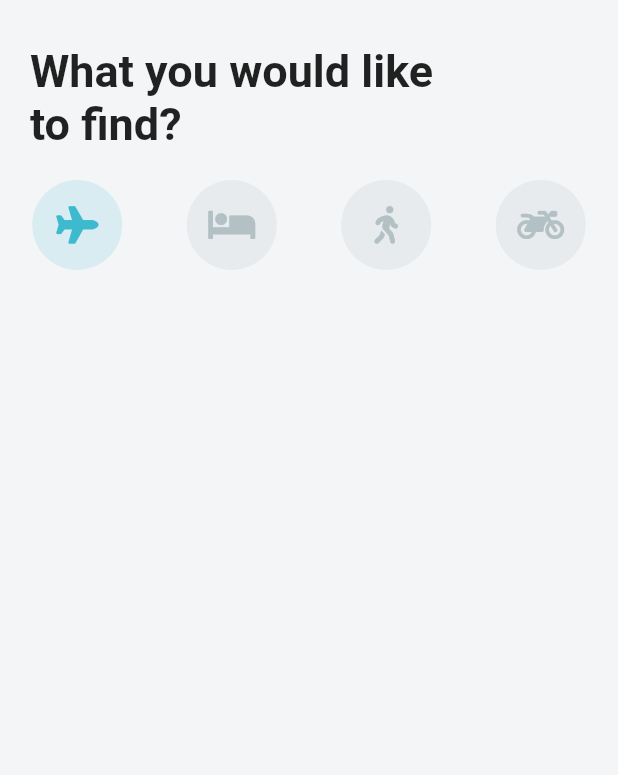
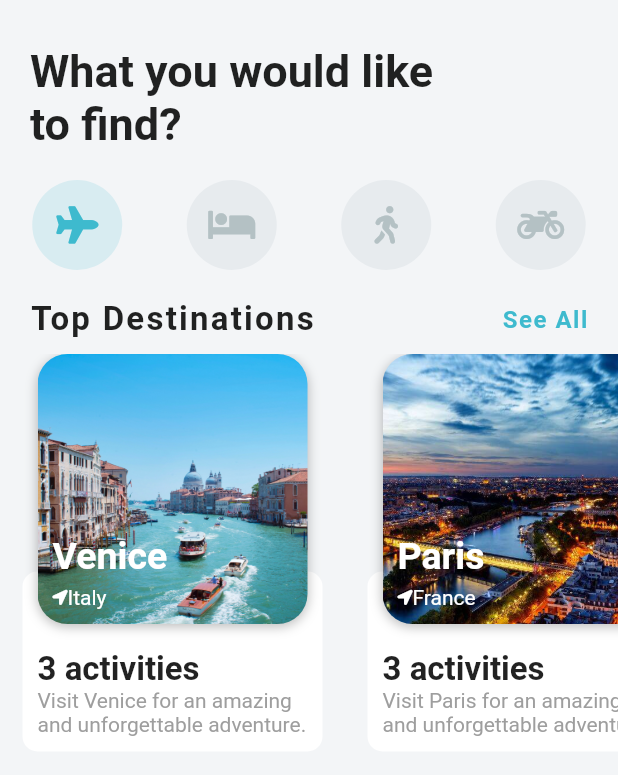
Before and after one commit to GustavoNeri02/travel_ui, a Flutter app: the screen it shows after launch, on a phone screen of 412 x 824 dp. Shown: the top 775 px of the screen. Run offline on Flutter 3.47's test engine with Material 2 defaults, Android fonts, the phone set to English and light mode, and no system bars; our stand-ins replace font_awesome_flutter.

Commit message:
Destination carousel complete. Images url adjusted

```diff
--- a/lib/models/destination_model.dart
+++ b/lib/models/destination_model.dart
@@ -18,7 +18,7 @@ class Destination {
 
 List<Activity> activities = [
   Activity(
-    imageUrl: 'assets/images/stmarksbasilica.jpg',
+    imageUrl: 'images/stmarksbasilica.jpg',
     name: 'St. Mark\'s Basilica',
     type: 'Sightseeing Tour',
     startTimes: ['9:00 am', '11:00 am'],
@@ -26,7 +26,7 @@ List<Activity> activities = [
     price: 30,
   ),
   Activity(
-    imageUrl: 'assets/images/gondola.jpg',
+    imageUrl: 'images/gondola.jpg',
     name: 'Walking Tour and Gonadola Ride',
     type: 'Sightseeing Tour',
     startTimes: ['11:00 pm', '1:00 pm'],
@@ -34,7 +34,7 @@ List<Activity> activities = [
     price: 210,
   ),
   Activity(
-    imageUrl: 'assets/images/murano.jpg',
+    imageUrl: 'images/murano.jpg',
     name: 'Murano and Burano Tour',
     type: 'Sightseeing Tour',
     startTimes: ['12:30 pm', '2:00 pm'],
@@ -45,35 +45,35 @@ List<Activity> activities = [
 
 List<Destination> destinations = [
   Destination(
-    imageUrl: 'assets/images/venice.jpg',
+    imageUrl: 'images/venice.jpg',
     city: 'Venice',
     country: 'Italy',
     description: 'Visit Venice for an amazing and unforgettable adventure.',
     activities: activities,
   ),
   Destination(
-    imageUrl: 'assets/images/paris.jpg',
+    imageUrl: 'images/paris.jpg',
     city: 'Paris',
     country: 'France',
     description: 'Visit Paris for an amazing and unforgettable adventure.',
     activities: activities,
   ),
   Destination(
-    imageUrl: 'assets/images/newdelhi.jpg',
+    imageUrl: 'images/newdelhi.jpg',
     city: 'New Delhi',
     country: 'India',
     description: 'Visit New Delhi for an amazing and unforgettable adventure.',
     activities: activities,
   ),
   Destination(
-    imageUrl: 'assets/images/saopaulo.jpg',
+    imageUrl: 'images/saopaulo.jpg',
     city: 'Sao Paulo',
     country: 'Brazil',
     description: 'Visit Sao Paulo for an amazing and unforgettable adventure.',
     activities: activities,
   ),
   Destination(
-    imageUrl: 'assets/images/newyork.jpg',
+    imageUrl: 'images/newyork.jpg',
     city: 'New York City',
     country: 'United States',
     description: 'Visit New York for an amazing and unforgettable adventure.',
--- a/lib/models/hotel_model.dart
+++ b/lib/models/hotel_model.dart
@@ -14,19 +14,19 @@ class Hotel {
 
 final List<Hotel> hotels = [
   Hotel(
-    imageUrl: 'assets/images/hotel0.jpg',
+    imageUrl: 'images/hotel0.jpg',
     name: 'Hotel 0',
     address: '404 Great St',
     price: 175,
   ),
   Hotel(
-    imageUrl: 'assets/images/hotel1.jpg',
+    imageUrl: 'images/hotel1.jpg',
     name: 'Hotel 1',
     address: '404 Great St',
     price: 300,
   ),
   Hotel(
-    imageUrl: 'assets/images/hotel2.jpg',
+    imageUrl: 'images/hotel2.jpg',
     name: 'Hotel 2',
     address: '404 Great St',
     price: 240,
--- a/lib/screens/home_screen.dart
+++ b/lib/screens/home_screen.dart
@@ -1,5 +1,6 @@
 import 'package:flutter/material.dart';
 import 'package:font_awesome_flutter/font_awesome_flutter.dart';
+import 'package:travel_ui/widgets/destination_carousel.dart';
 
 class HomeScreen extends StatefulWidget {
   @override
@@ -17,7 +18,7 @@ class _HomeScreenState extends State<HomeScreen> {
 
   Widget buildIcon(int index) {
     return GestureDetector(
-      onTap: (){
+      onTap: () {
         setState(() {
           _selected = index;
         });
@@ -26,12 +27,16 @@ class _HomeScreenState extends State<HomeScreen> {
         width: 60,
         height: 60,
         decoration: BoxDecoration(
-            color: _selected == index? Theme.of(context).accentColor: Color(0xffE7EBEE),
+            color: _selected == index
+                ? Theme.of(context).accentColor
+                : Color(0xffE7EBEE),
             borderRadius: BorderRadius.circular(30)),
         child: Icon(
           icons[index],
           size: 25,
-          color: _selected == index? Theme.of(context).primaryColor: Color(0xffb4C1C4),
+          color: _selected == index
+              ? Theme.of(context).primaryColor
+              : Color(0xffb4C1C4),
         ),
       ),
     );
@@ -64,7 +69,10 @@ class _HomeScreenState extends State<HomeScreen> {
                   )
                   .toList(),
             ),
-
+            SizedBox(
+              height: 20,
+            ),
+            DestinationCarousel()
           ],
         ),
       ),
--- /dev/null
+++ b/lib/widgets/destination_carousel.dart
@@ -0,0 +1,150 @@
+import 'package:flutter/material.dart';
+import 'package:font_awesome_flutter/font_awesome_flutter.dart';
+import 'package:travel_ui/models/destination_model.dart';
+
+class DestinationCarousel extends StatelessWidget {
+  const DestinationCarousel({Key key}) : super(key: key);
+
+  @override
+  Widget build(BuildContext context) {
+    return Column(
+      children: [
+        Padding(
+          padding: const EdgeInsets.symmetric(horizontal: 20),
+          child: Row(
+            mainAxisAlignment: MainAxisAlignment.spaceBetween,
+            children: [
+              Text(
+                "Top Destinations",
+                style: TextStyle(
+                    fontSize: 22,
+                    fontWeight: FontWeight.bold,
+                    letterSpacing: 1.5),
+              ),
+              GestureDetector(
+                child: Text(
+                  "See All",
+                  style: TextStyle(
+                      color: Theme.of(context).primaryColor,
+                      fontSize: 16,
+                      fontWeight: FontWeight.w600,
+                      letterSpacing: 1),
+                ),
+                onTap: () {
+                  print("See All");
+                },
+              ),
+            ],
+          ),
+        ),
+        Container(
+          height: 300,
+          child: ListView.builder(
+            scrollDirection: Axis.horizontal,
+            itemCount: destinations.length,
+            itemBuilder: (BuildContext context, int index) {
+              return Container(
+                margin: EdgeInsets.all(10),
+                decoration: BoxDecoration(
+                  borderRadius: BorderRadius.circular(10),
+                ),
+                width: 210,
+                child: Stack(
+                  alignment: Alignment.topCenter,
+                  children: [
+                    Positioned(
+                      bottom: 15,
+                      child: Container(
+                        decoration: BoxDecoration(
+                          color: Colors.white,
+                          borderRadius: BorderRadius.circular(10),
+                        ),
+                        margin: EdgeInsets.symmetric(horizontal: 10),
+                        width: 200,
+                        height: 120,
+                        child: Padding(
+                          padding: const EdgeInsets.all(10.0),
+                          child: Column(
+                            mainAxisAlignment: MainAxisAlignment.end,
+                            crossAxisAlignment: CrossAxisAlignment.start,
+                            children: [
+                              Text(
+                                "${destinations[index].activities.length} activities",
+                                style: TextStyle(
+                                  fontSize: 22,
+                                  fontWeight: FontWeight.w600,
+                                ),
+                              ),
+                              Text(
+                                "${destinations[index].description}",
+                                style: TextStyle(color: Colors.grey),
+                              )
+                            ],
+                          ),
+                        ),
+                      ),
+                    ),
+                    Container(
+                      decoration: BoxDecoration(
+                        borderRadius: BorderRadius.circular(20),
+                        boxShadow: [
+                          BoxShadow(
+                              color: Colors.black26,
+                              offset: Offset(0, 2),
+                              blurRadius: 6)
+                        ],
+                      ),
+                      child: Stack(
+                        children: [
+                          ClipRRect(
+                            borderRadius: BorderRadius.circular(20),
+                            child: Image(
+                                fit: BoxFit.cover,
+                                width: 180,
+                                height: 180,
+                                image:
+                                    AssetImage(destinations[index].imageUrl)),
+                          ),
+                          Positioned(
+                            left: 10,
+                            bottom: 10,
+                            child: Column(
+                              mainAxisAlignment: MainAxisAlignment.end,
+                              crossAxisAlignment: CrossAxisAlignment.start,
+                              children: [
+                                Text(
+                                  destinations[index].city,
+                                  style: TextStyle(
+                                      color: Colors.white,
+                                      fontWeight: FontWeight.w600,
+                                      fontSize: 25),
+                                ),
+                                SizedBox(
+                                  height: 5,
+                                ),
+                                Row(
+                                  children: [
+                                    Icon(FontAwesomeIcons.locationArrow,
+                                        size: 10, color: Colors.white),
+                                    Text(
+                                      destinations[index].country,
+                                      style: TextStyle(color: Colors.white),
+                                    ),
+                                  ],
+                                )
+                              ],
+                            ),
+                          )
+                        ],
+                      ),
+                    )
+                  ],
+                ),
+              );
+            },
+          ),
+        )
+      ],
+    );
+  }
+}
```
